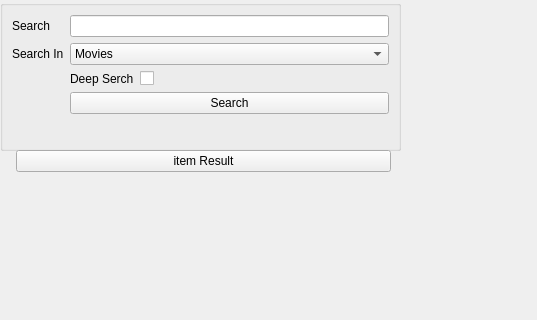
The window that ui/menuBeta.ui (Stelmaszv/video-collector-v2) describes before a commit, drawn with Qt 5; both pictures show x 0 to 537 and y 0 to 320 of the 1066 by 1040 pixel window.
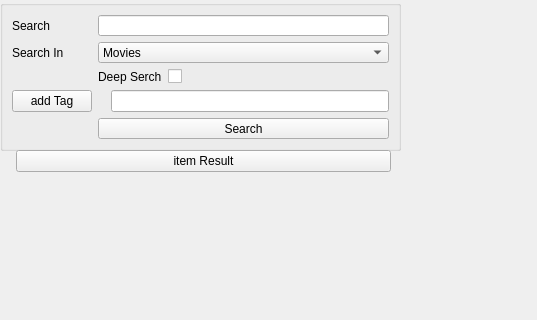
The same window after the commit.

Commit message: add tags to array

What changed in the file:
```diff
--- a/ui/menuBeta.ui
+++ b/ui/menuBeta.ui
@@ -74,13 +74,34 @@
        </item>
       </layout>
      </item>
-     <item row="3" column="1">
+     <item row="5" column="1">
       <widget class="QPushButton" name="pushButton">
        <property name="text">
         <string>Search</string>
        </property>
       </widget>
      </item>
+     <item row="4" column="1">
+      <layout class="QFormLayout" name="formLayout_2">
+       <item row="1" column="0">
+        <widget class="QLabel" name="addTaggLabel">
+         <property name="text">
+          <string/>
+         </property>
+        </widget>
+       </item>
+       <item row="1" column="1">
+        <widget class="QLineEdit" name="addTaggLineEdit"/>
+       </item>
+      </layout>
+     </item>
+     <item row="4" column="0">
+      <widget class="QPushButton" name="addTaggButton">
+       <property name="text">
+        <string>add Tag</string>
+       </property>
+      </widget>
+     </item>
     </layout>
    </widget>
    <widget class="QWidget" name="formLayoutWidget_2">
```
Left out of the diff: 2 changed lines with no effect on the pictures. The commit also changes 2 other files.
